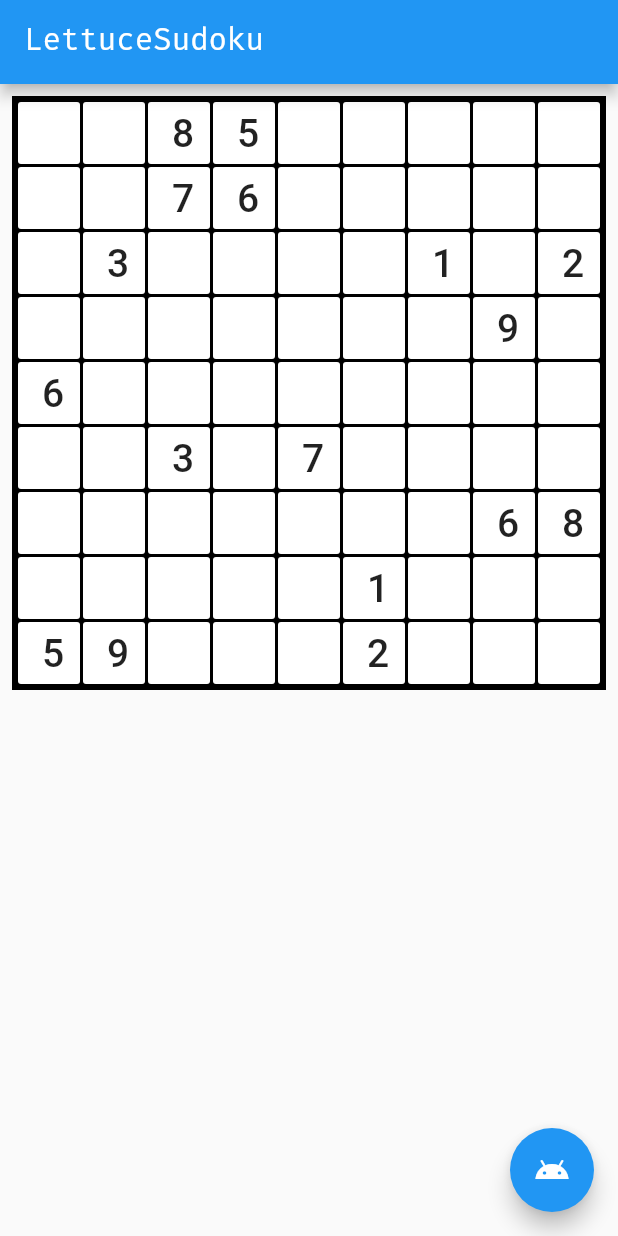
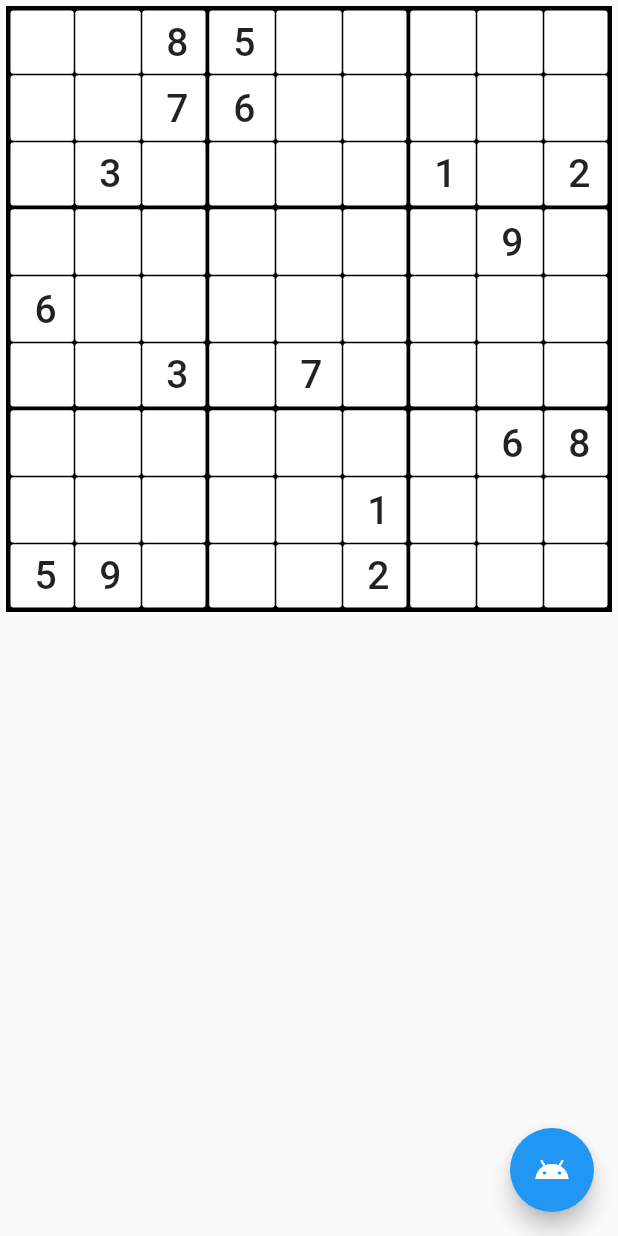
Before and after one commit to lettucebowler/flutterdoku, a Flutter app: the screen it shows after launch, on a phone screen of 412 x 824 dp. Run offline on Flutter 3.47's test engine with Material 2 defaults, Android fonts, the phone set to English and light mode, and no system bars; Roboto replaces fonts that are missing (FiraCode-Bold).

Commit message:
board is properly contrained on both orientations now.

```diff
--- a/lib/main.dart
+++ b/lib/main.dart
@@ -64,8 +64,45 @@ class _MyHomePageState extends State<MyHomePage> {
     setState(() {
       problem = SudokuProblem();
     });
+  }
 
+  double getConstraint() {
+    var padding = MediaQuery.of(context).padding;
+    var width = MediaQuery.of(context).size.width;
+    var height = MediaQuery.of(context).size.height - padding.top - padding.bottom;
+    var constraint = width <= height ? width : height;
+    return constraint;
+  }
 
+  EdgeInsets getBoardPadding(int index) {
+    print('index ' + index.toString());
+    int row = index ~/ problem.board_size;
+    int col = index % problem.board_size;
+    print('row ' + row.toString());
+    print('col ' + col.toString());
+    print('insets');
+
+    double thickness = 2;
+    double defaultThickness = 0.5;
+    double right = defaultThickness;
+    double top = defaultThickness;
+    double left = defaultThickness;
+    double bottom = defaultThickness;
+
+    if(row == 0) {
+      top = thickness;
+    }
+    if(col == 0) {
+      left = thickness;
+    }
+    if(row % problem.cell_size == problem.cell_size - 1) {
+      bottom = thickness;
+    }
+    if(col % problem.cell_size == problem.cell_size - 1) {
+      right = thickness;
+    }
+
+    return EdgeInsets.fromLTRB(left.toDouble(), top.toDouble(), right.toDouble(), bottom.toDouble());
   }
 
   @override
@@ -76,15 +113,13 @@ class _MyHomePageState extends State<MyHomePage> {
     // The Flutter framework has been optimized to make rerunning build methods
     // fast, so that you can just rebuild anything that needs updating rather
     // than having to individually change instances of widgets.
-    SudokuProblem problem = new SudokuProblem();
+    problem = new SudokuProblem();
     SudokuState currentState = problem.getCurrentState();
     List currentBoard = currentState.getTiles();
     board = GridView.count(
 //        color: Colors.black,
-        padding: EdgeInsets.all(4),
+        padding: EdgeInsets.all(1),
         crossAxisCount: problem.board_size,
-        crossAxisSpacing: 2,
-        mainAxisSpacing: 2,
         childAspectRatio: 1,
         children: List.generate(problem.board_size * problem.board_size, (index) {
           var row = index ~/ problem.board_size;
@@ -92,13 +127,14 @@ class _MyHomePageState extends State<MyHomePage> {
           var cellNum = currentBoard[row][col];
           String toPlace = cellNum == 0 ? '' : cellNum.toString();
 
-          return Center(
+          return Container(
+            padding: getBoardPadding(index),
             child: FlatButton(
-//              padding: const EdgeInsets.all(8),
               color: Colors.white,
               onPressed: () {
 
               },
+              hoverColor: Colors.teal[400],
               child: Center(
                 child: Text(
                   toPlace,
@@ -116,34 +152,34 @@ class _MyHomePageState extends State<MyHomePage> {
 
     return Scaffold(
 //      backgroundColor: Colors.black,
-      appBar: AppBar(
-        // Here we take the value from the MyHomePage object that was created by
-        // the App.build method, and use it to set our appbar title.
-        title: Text(widget.title),
-      ),
+//      appBar: AppBar(
+//        // Here we take the value from the MyHomePage object that was created by
+//        // the App.build method, and use it to set our appbar title.
+//        title: Text(widget.title),
+//      ),
       body: Center(
-        // Center is a layout widget. It takes a single child and positions it
-        // in the middle of the parent.
-//        child: board,
+        child: Container(
+          padding: EdgeInsets.only(top: MediaQuery.of(context).padding.top),
           child: Column (
             mainAxisAlignment: MainAxisAlignment.start,
             children: <Widget>[
-            Flexible(
-              child: AspectRatio (
-                aspectRatio: 1,
-                child: Expanded (
-                  child: Container (
-                    padding: const EdgeInsets.all(8),
+              Container(
+                width: getConstraint(),
+                height: getConstraint(),
+                padding: EdgeInsets.all(4),
                 child: Container(
+
                   color: Colors.black,
                   child: board,
                 ),
               ),
+            ],
           ),
         ),
-            ),
-          ],
-        ),
+        // Center is a layout widget. It takes a single child and positions it
+        // in the middle of the parent.
+//        child: board,
+
         ),
       floatingActionButton: FloatingActionButton(
         onPressed: _updateBoard,
```
Lines whose indentation alone changed are shown as unchanged.
